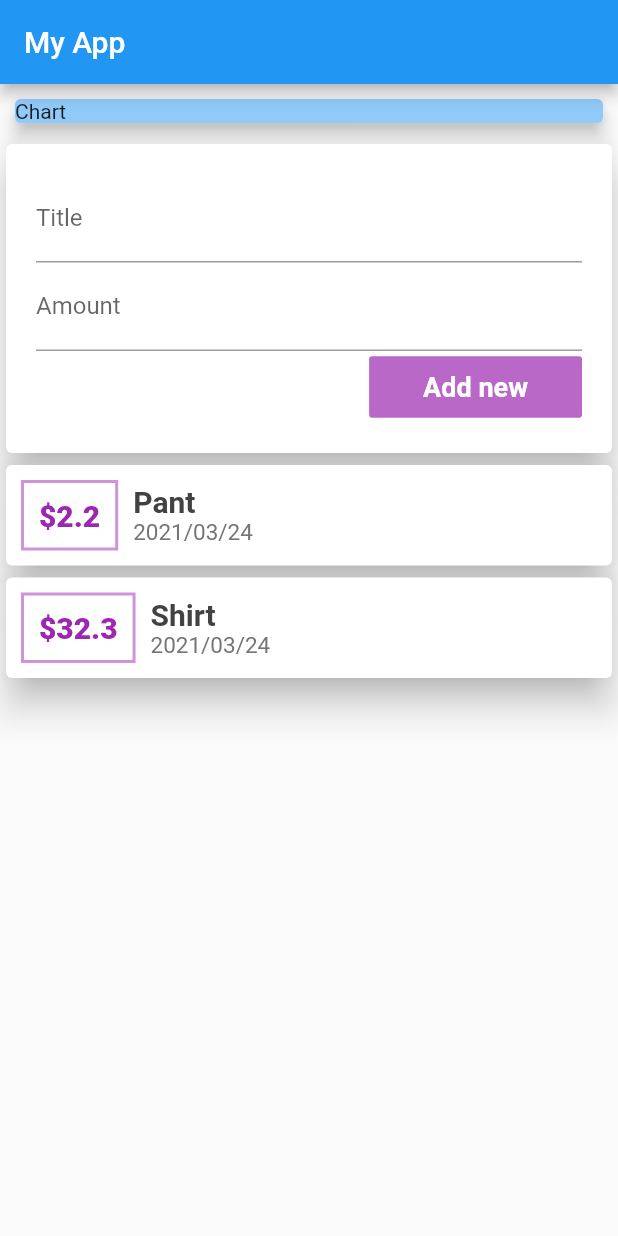
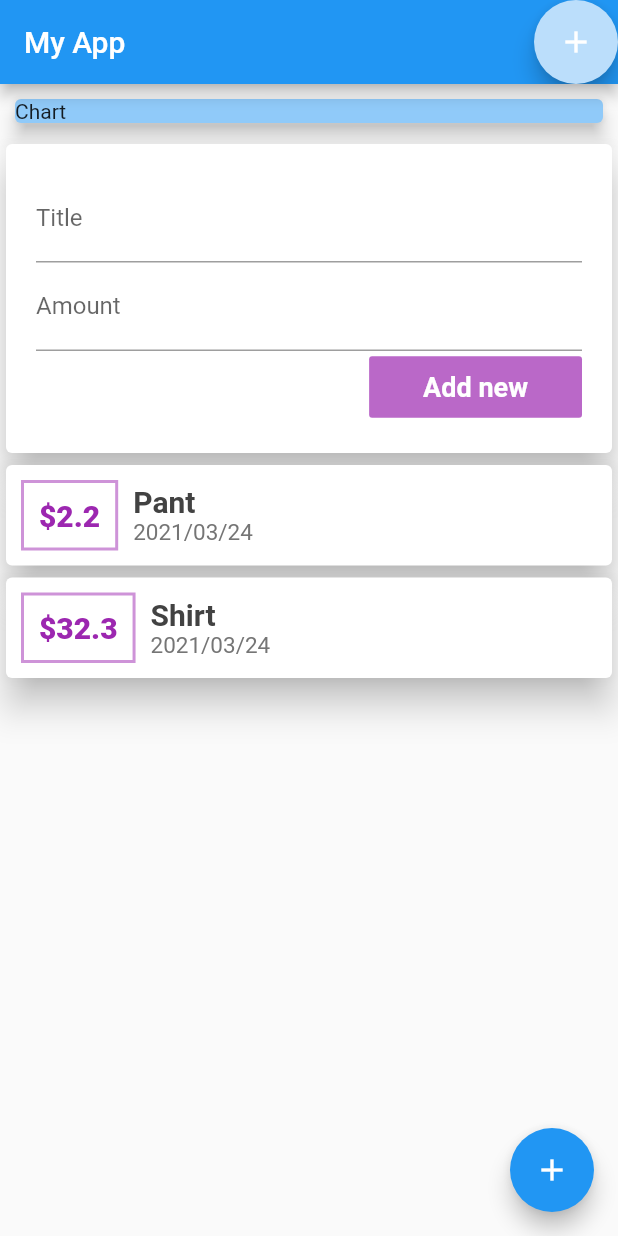
Before and after one commit to kumol/FlutterExercise, a Flutter app: the screen it shows after launch, on a phone screen of 412 x 824 dp. Run offline on Flutter 3.47's test engine with Material 2 defaults, Android fonts, the phone set to English and light mode, and no system bars.

```diff
--- a/lib/main.dart
+++ b/lib/main.dart
@@ -96,9 +96,23 @@ class MyAppState extends State<MyApp> {
       home: Scaffold(
         appBar: AppBar(
           title: Text("My App"),
+          actions: [
+            FloatingActionButton(
+              onPressed: () => {},
+              child: Icon(
+                Icons.add,
+                color: Colors.white,
+              ),
+              backgroundColor: Colors.blue[100],
+            ),
+          ],
         ),
         body: SingleChildScrollView(
           child: ExpenseApp(),
+        ),
+        floatingActionButton: FloatingActionButton(
+          onPressed: () => {},
+          child: Icon(Icons.add),
         ),
         // body: questionIndex < questions.length
         //     ? Quiz(
```
